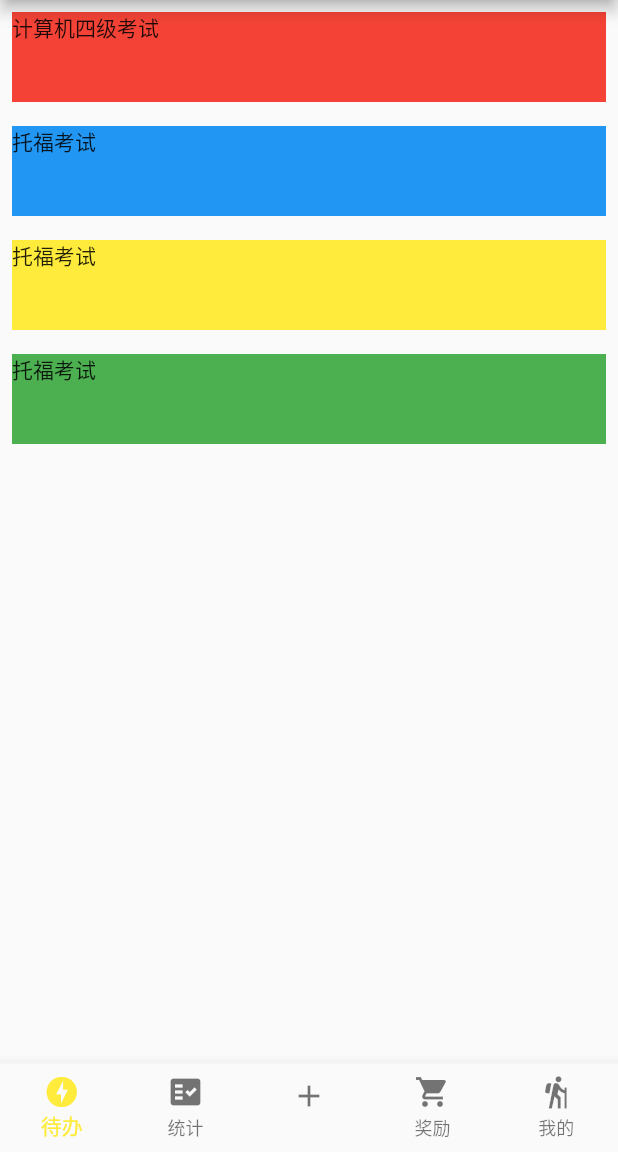
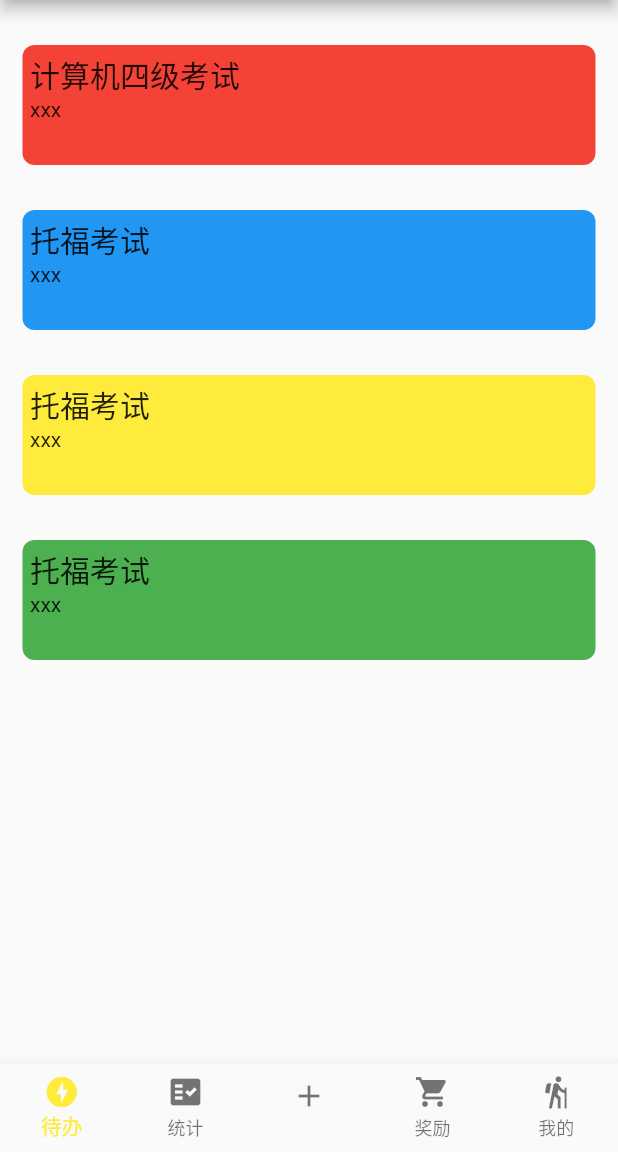
Before and after one commit to Sq-Mayi/mountain, a Flutter app: the screen it shows after launch, on a phone screen of 412 x 824 dp, the part 84-1236 px from its top. Run offline on Flutter 3.47's test engine with Material 2 defaults, Android fonts, the phone set to English and light mode, and no system bars.

Commit message:
样式调整

```diff
--- a/lib/pages/tabs/ToDo.dart
+++ b/lib/pages/tabs/ToDo.dart
@@ -32,10 +32,34 @@ class _ToDoState extends State<ToDo> {
 
   _toDo(){
     return lists.map((e) => Container(
-      child: Text(e['label']),
-      color: e['color'],
-      height: 60,
-      margin: EdgeInsets.all(8),
+      // child: Text(
+      //   e['label'],
+      //   style: TextStyle(
+      //     fontSize: 20,
+      //     fontWeight: FontWeight.w500,
+      //   ),
+      //   ),
+      child: Column(
+        crossAxisAlignment: CrossAxisAlignment.start,
+        children: [
+          Text(
+            e['label'],
+            style: TextStyle(
+              fontSize: 20,
+              fontWeight: FontWeight.w500,
+            ),
+          ),
+          Text(e['describe'],
+          )
+        ],
+      ),
+      height: 80,
+      padding: EdgeInsets.all(5),
+      margin: EdgeInsets.fromLTRB(15, 30, 15, 0),
+      decoration: BoxDecoration(
+        color: e['color'],
+        borderRadius:BorderRadius.all(Radius.circular(8))
+      ),
     )).toList();
   }
   @override
```
